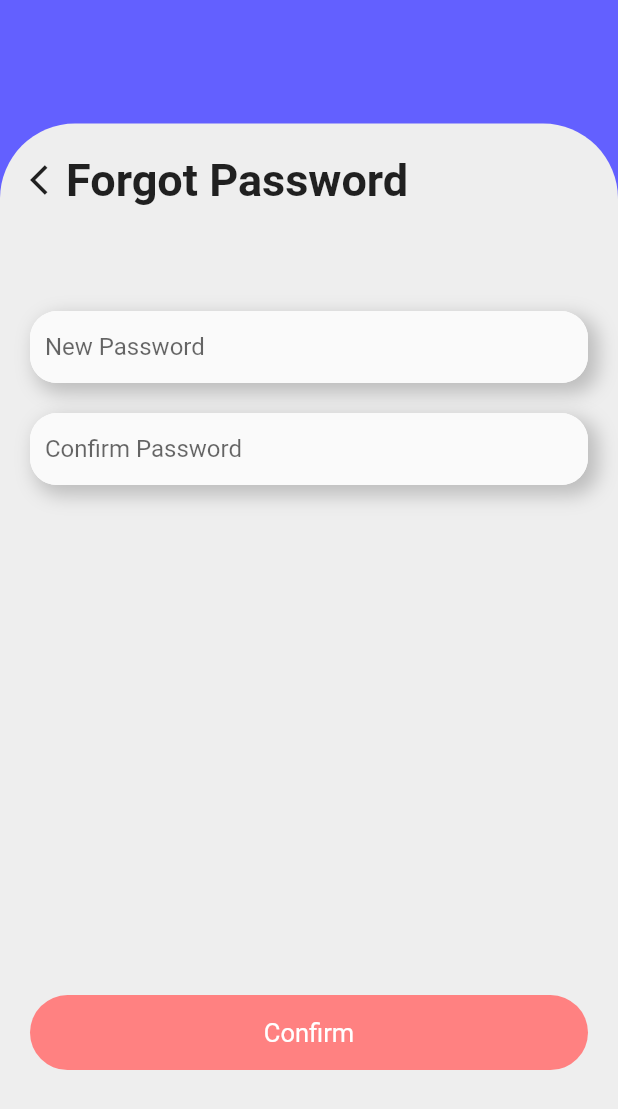
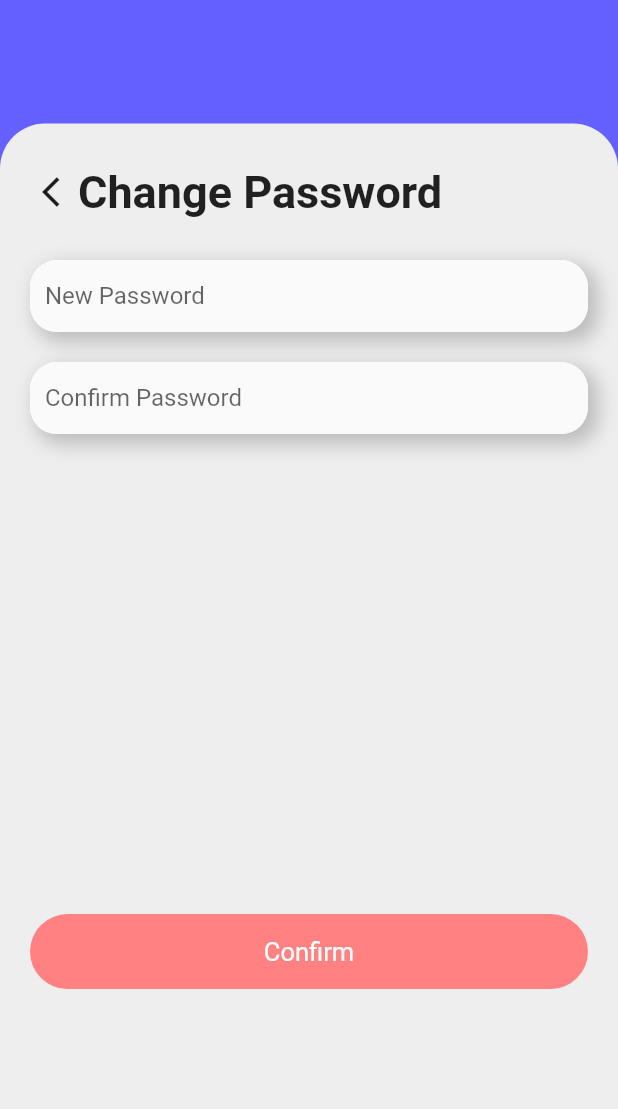
Before and after one commit to noymak/Luk-To-Learn, a Flutter app: the ChangePass screen opened directly, on a phone screen of 412 x 824 dp. Shown: the top 1109 px of the screen. Run offline on Flutter 3.47's test engine with Material 2 defaults, Android fonts, the phone set to English and light mode, and no system bars; our stand-ins replace firebase_auth, firebase_core, get; missing offline and left inert: dart:ffi; accounts and stored records are empty.

Commit message:
แก้ไขหน้า เปลี่ยนพาส

```diff
--- a/project-main/lib/Screens/changepassword.dart
+++ b/project-main/lib/Screens/changepassword.dart
@@ -6,44 +6,21 @@ class ChangePass extends StatelessWidget {
     var size = MediaQuery.of(context).size;
     return Scaffold(
       backgroundColor: Color(0xff6360FF),
-      body: Column(
+      body: SingleChildScrollView(
+        child: Column(
           children: [
             Container(
               margin: EdgeInsets.only(top: size.height / 2 * 0.20),
-            height: size.height,
+              child: Column(
+                children: [
+                  Container(
+                    width: size.width,
+                    height: size.height * 0.9,
                     decoration: BoxDecoration(
                         color: Colors.grey[200],
                         borderRadius: BorderRadius.only(
-                    topLeft: Radius.circular(50),
-                    topRight: Radius.circular(50))),
-            child: Column(
-              children: [
-                Padding(
-                  padding: const EdgeInsets.all(20.0),
-                  child: Row(
-                    mainAxisAlignment: MainAxisAlignment.start,
-                    children: [
-                      Icon(Icons.arrow_back_ios),
-                      Text(
-                        "Forgot Password",
-                        style: TextStyle(
-                            fontSize: 30, fontWeight: FontWeight.bold),
-                        textAlign: TextAlign.center,
-                      ),
-                    ],
-                  ),
-                ),
-                SizedBox(
-                  height: 30,
-                ),
-                Container(
-                  width: size.width,
-                  height: size.height,
-                  decoration: BoxDecoration(
-                      color: Colors.grey[200],
-                      borderRadius: BorderRadius.only(
-                        topLeft: Radius.circular(18),
-                        topRight: Radius.circular(18),
+                          topLeft: Radius.circular(30),
+                          topRight: Radius.circular(30),
                         )),
                     child: Padding(
                       padding: const EdgeInsets.symmetric(horizontal: 20),
@@ -52,14 +29,30 @@ class ChangePass extends StatelessWidget {
                           SizedBox(
                             height: 20,
                           ),
+                          Padding(
+                            padding: const EdgeInsets.all(8.0),
+                            child: Row(
+                              mainAxisAlignment: MainAxisAlignment.start,
+                              children: [
+                                Icon(Icons.arrow_back_ios),
+                                Text(
+                                  "Change Password",
+                                  style: TextStyle(
+                                      fontSize: 30,
+                                      fontWeight: FontWeight.bold),
+                                  textAlign: TextAlign.center,
+                                ),
+                              ],
+                            ),
+                          ),
+                          SizedBox(
+                            height: 20,
+                          ),
                           ChangePassForm("New Password"),
                           SizedBox(
                             height: 20,
                           ),
                           ChangePassForm("Confirm Password"),
-                        SizedBox(
-                          height: 20,
-                        ),
                           SizedBox(
                             height: 320,
                           ),
@@ -72,8 +65,8 @@ class ChangePass extends StatelessWidget {
                             child: Center(
                               child: Text(
                                 "Confirm",
-                              style:
-                                  TextStyle(fontSize: 17, color: Colors.white),
+                                style: TextStyle(
+                                    fontSize: 17, color: Colors.white),
                               ),
                             ),
                           ),
@@ -85,6 +78,7 @@ class ChangePass extends StatelessWidget {
               ),
             ),
           ],
+        ),
       ),
     );
   }
--- a/project-main/lib/main.dart
+++ b/project-main/lib/main.dart
@@ -30,7 +30,8 @@ class MyApp extends StatelessWidget {
       routes: {
         '/register': ((context) => RegisterScreen()),
         '/route': ((context) => RouteScreen()),
-        '/routetutor': ((context) => RouteTutorScreen())
+        '/routetutor': ((context) => RouteTutorScreen()),
+        '/forgotpass': ((context) => ForgotPass())
       },
     );
   }
```
Also changed, not shown: project-main/lib/Screens/forgotpass.dart (+21 -24 lines), project-main/lib/Screens/forgotpassOTP.dart (+21 -24 lines), project-main/lib/Screens/profile.dart (+10 -5 lines). Lines whose indentation alone changed are shown as unchanged.
